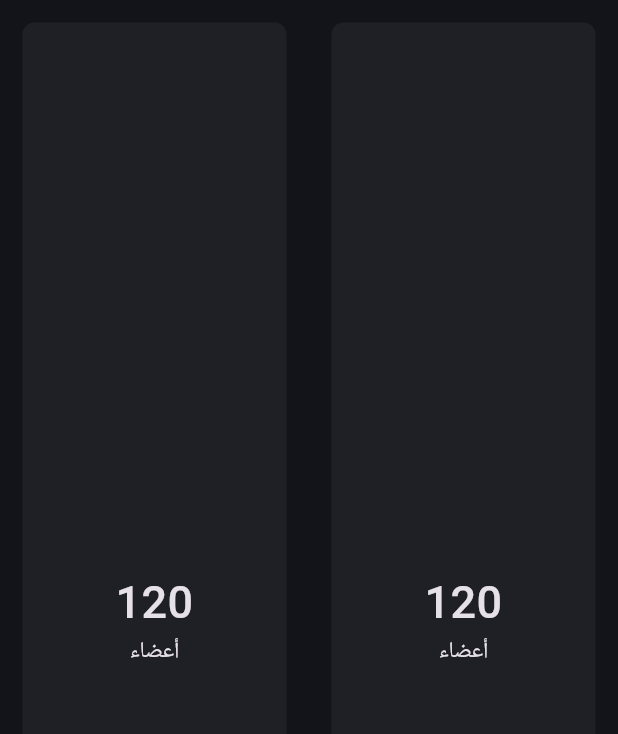
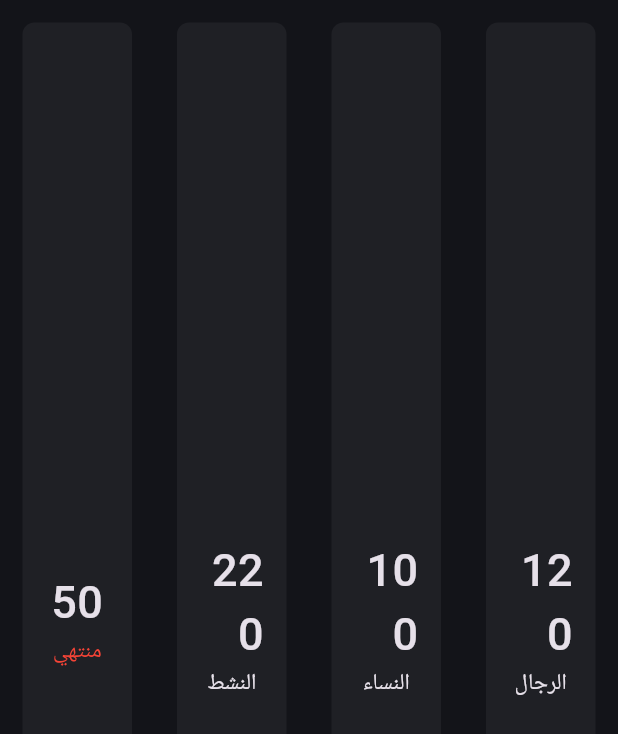
Before and after one commit to Belal-Karem/gym_dashboard, a Flutter app: the MemberOfMenAndWomen widget shown alone on an empty page, opened directly, on a phone screen of 412 x 824 dp. Shown: the top 734 px of the screen. Run offline on Flutter 3.47's test engine with Material 3 defaults, Android fonts, the phone set to English and light mode, and no system bars; our stand-ins replace fl_chart, font_awesome_flutter, go_router; missing offline and left inert: window_size.

Commit message:
create members statistics card widget and edit for Select Sup Item

```diff
--- /dev/null
+++ b/lib/core/widget/members_statistics_card.dart
@@ -0,0 +1,31 @@
+import 'package:flutter/material.dart';
+import 'package:power_gym/core/widget/custom_container_statistics.dart';
+
+class MembersStatisticsCard extends StatelessWidget {
+  const MembersStatisticsCard({
+    super.key,
+    required this.number,
+    required this.text,
+    this.textStyle,
+  });
+
+  final String number;
+  final String text;
+  final TextStyle? textStyle;
+
+  @override
+  Widget build(BuildContext context) {
+    return CustomContainerStatistics(
+      child: Column(
+        mainAxisAlignment: MainAxisAlignment.center,
+        children: [
+          Text(
+            number,
+            style: TextStyle(fontSize: 30, fontWeight: FontWeight.w500),
+          ),
+          Text(text, style: textStyle ?? TextStyle(fontSize: 15)),
+        ],
+      ),
+    );
+  }
+}
--- a/lib/features/home/presentation/view/widget/Statistics.dart
+++ b/lib/features/home/presentation/view/widget/Statistics.dart
@@ -25,6 +25,7 @@ class Statistics extends StatelessWidget {
         Expanded(
           child: CustomContainerStatistics(
             child: Column(
+              mainAxisAlignment: MainAxisAlignment.center,
               children: [
                 Text(
                   '5',
--- a/lib/features/home/presentation/view/widget/dashboard.dart
+++ b/lib/features/home/presentation/view/widget/dashboard.dart
@@ -1,10 +1,10 @@
 import 'package:flutter/material.dart';
 import 'package:power_gym/core/utils/app_style.dart';
+import 'package:power_gym/features/home/presentation/view/widget/notifications.dart';
+import 'package:power_gym/features/home/presentation/view/widget/recent_member_home.dart';
 import 'package:power_gym/features/home/presentation/view/widget/search_dropdown_widget.dart';
 import 'package:power_gym/features/home/presentation/view/widget/Statistics.dart';
 import 'package:power_gym/features/home/presentation/view/widget/monthly_in_dashoard.dart';
-import 'package:power_gym/features/home/presentation/view/widget/notifications.dart';
-import 'package:power_gym/features/home/presentation/view/widget/recent_member_home.dart';
 
 class Dashboard extends StatelessWidget {
   const Dashboard({super.key});
--- a/lib/features/members/presentation/view/member_view.dart
+++ b/lib/features/members/presentation/view/member_view.dart
@@ -14,7 +14,7 @@ class MemberView extends StatelessWidget {
             children: [
               Image.asset('assets/image/image.png', height: 120, width: 120),
               Text('Power House Gym', style: TextStyle(fontSize: 20)),
-              SizedBox(width: 400),
+              SizedBox(width: 300),
               MemberOfMenAndWomen(),
             ],
           ),
--- a/lib/features/members/presentation/view/select_sup_view.dart
+++ b/lib/features/members/presentation/view/select_sup_view.dart
@@ -67,7 +67,7 @@ class _SelectSupBodyState extends State<SelectSupBody> {
                   crossAxisCount: 3,
                   crossAxisSpacing: 15,
                   mainAxisSpacing: 15,
-                  childAspectRatio: 1.2,
+                  childAspectRatio: 1,
                 ),
                 itemCount: 3,
                 itemBuilder: (context, index) {
--- a/lib/features/members/presentation/view/widget/member_of_men_and_women.dart
+++ b/lib/features/members/presentation/view/widget/member_of_men_and_women.dart
@@ -1,5 +1,5 @@
 import 'package:flutter/material.dart';
-import 'package:power_gym/core/widget/custom_container_statistics.dart';
+import 'package:power_gym/core/widget/members_statistics_card.dart';
 
 class MemberOfMenAndWomen extends StatelessWidget {
   const MemberOfMenAndWomen({super.key});
@@ -10,32 +10,19 @@ class MemberOfMenAndWomen extends StatelessWidget {
       child: Row(
         children: [
           Expanded(
-            child: CustomContainerStatistics(
-              child: Column(
-                mainAxisAlignment: MainAxisAlignment.center,
-                children: [
-                  Text(
-                    '120',
-                    style: TextStyle(fontSize: 30, fontWeight: FontWeight.w500),
-                  ),
-                  Text('أعضاء', style: TextStyle(fontSize: 15)),
-                ],
-              ),
-            ),
+            child: MembersStatisticsCard(number: '120', text: 'الرجال'),
           ),
-
           Expanded(
-            child: CustomContainerStatistics(
-              child: Column(
-                mainAxisAlignment: MainAxisAlignment.center,
-                children: [
-                  Text(
-                    '120',
-                    style: TextStyle(fontSize: 30, fontWeight: FontWeight.w500),
-                  ),
-                  Text('أعضاء', style: TextStyle(fontSize: 15)),
-                ],
-              ),
+            child: MembersStatisticsCard(number: '100', text: 'النساء'),
+          ),
+          Expanded(
+            child: MembersStatisticsCard(number: '220', text: 'النشط'),
+          ),
+          Expanded(
+            child: MembersStatisticsCard(
+              number: '50',
+              text: 'منتهي',
+              textStyle: TextStyle(fontSize: 15, color: Colors.red),
             ),
           ),
         ],
--- a/lib/features/members/presentation/view/widget/select_sup_item.dart
+++ b/lib/features/members/presentation/view/widget/select_sup_item.dart
@@ -60,6 +60,12 @@ class SelectSupItem extends StatelessWidget {
           ),
           ListTileSup(
             showDialogDataMemberInfoModel: ShowDialogDataMemberInfoModel(
+              title: 'تجميد',
+              trailing: '10',
+            ),
+          ),
+          ListTileSup(
+            showDialogDataMemberInfoModel: ShowDialogDataMemberInfoModel(
               title: 'سعر',
               trailing: '1300',
             ),
```
Also changed, not shown: lib/features/home/presentation/view/widget/show_dialog_data_Member_info.dart (+13 -1 lines), lib/features/members/presentation/view/widget/member_body.dart (+7 -1 lines).
